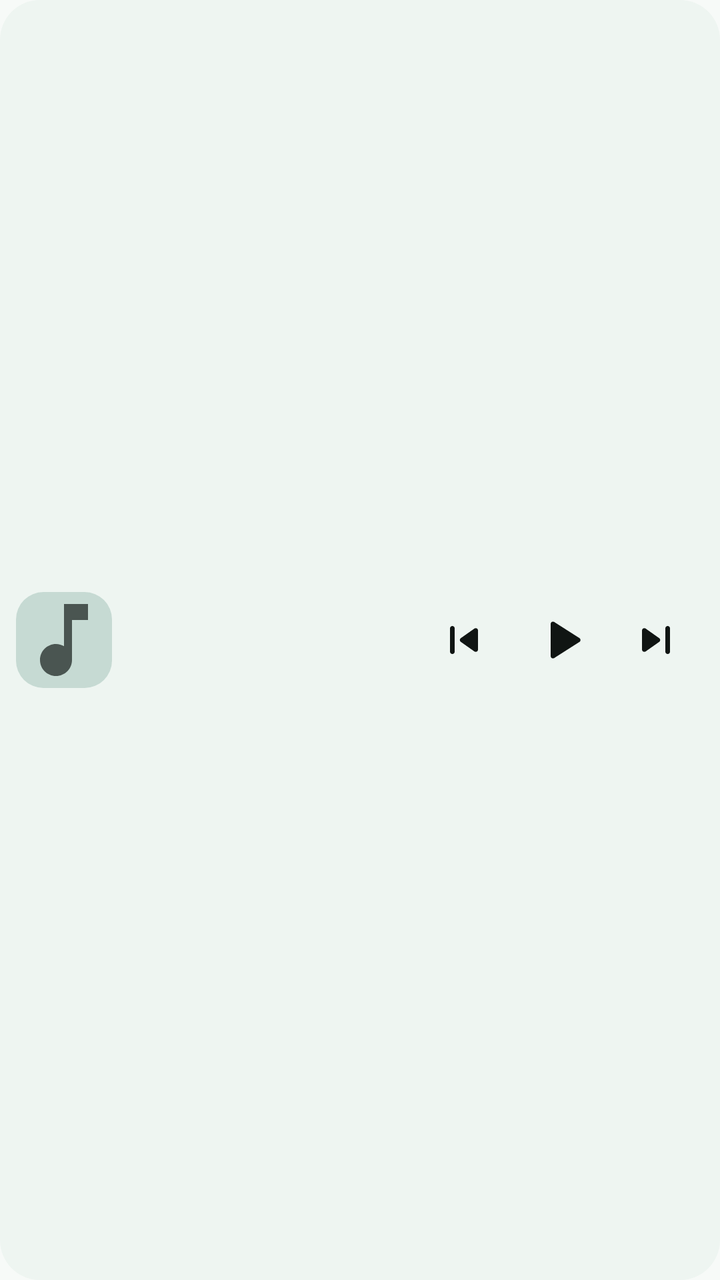
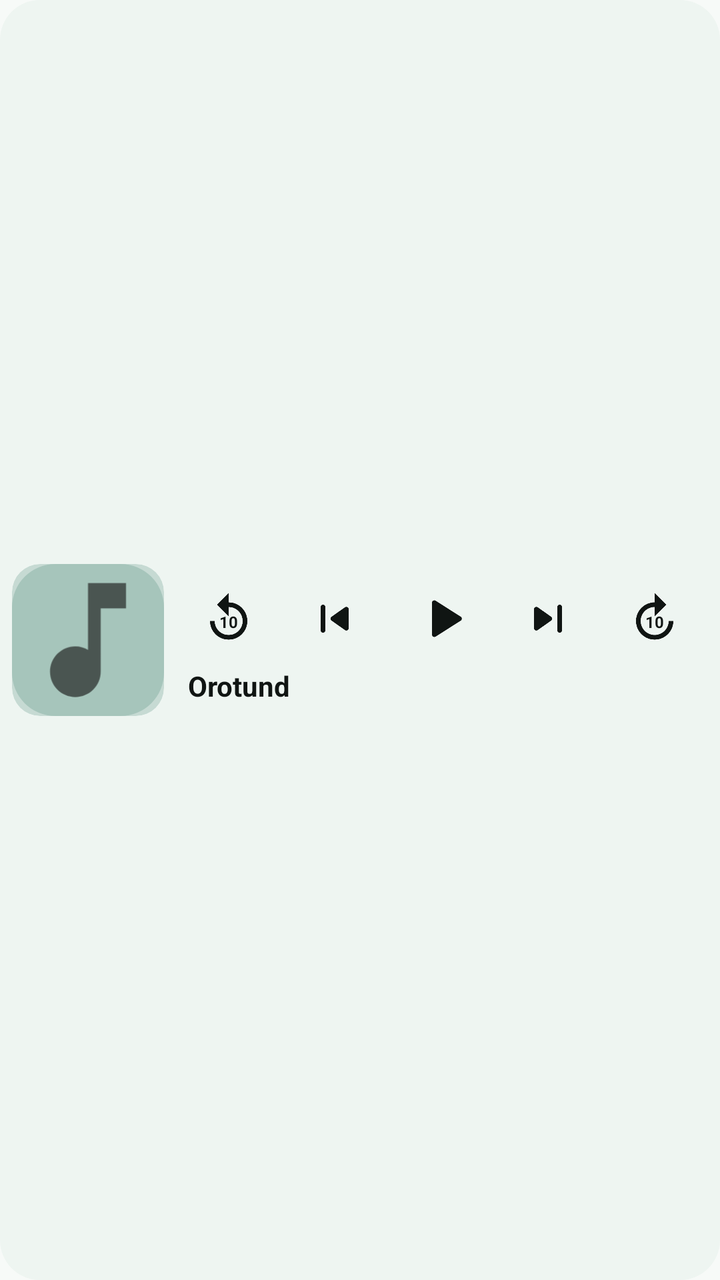

Screens rendered from an Android XML layout before and after an edit, with the pre-edit source and the edit as a unified diff.
<!-- AndroidManifest.xml: application theme Theme.SzabadZene -->
<!-- res/layout/widget_player.xml -->
<?xml version="1.0" encoding="utf-8"?>
<LinearLayout xmlns:android="http://schemas.android.com/apk/res/android"
    android:id="@+id/widget_root"
    android:layout_width="match_parent"
    android:layout_height="match_parent"
    android:background="@drawable/widget_background"
    android:gravity="center_vertical"
    android:orientation="horizontal"
    android:padding="8dp">

    <LinearLayout
        android:id="@+id/widget_body"
        android:layout_width="0dp"
        android:layout_height="match_parent"
        android:layout_weight="1"
        android:gravity="center_vertical"
        android:orientation="horizontal">

        <ImageView
            android:id="@+id/widget_art"
            android:layout_width="48dp"
            android:layout_height="48dp"
            android:importantForAccessibility="no"
            android:scaleType="centerCrop"
            android:src="@drawable/ic_widget_art_placeholder" />

        <LinearLayout
            android:layout_width="match_parent"
            android:layout_height="wrap_content"
            android:layout_marginStart="8dp"
            android:orientation="vertical">

            <TextView
                android:id="@+id/widget_title"
                android:layout_width="match_parent"
                android:layout_height="wrap_content"
                android:ellipsize="end"
                android:maxLines="1"
                android:textColor="@color/widget_text"
                android:textSize="15sp"
                android:textStyle="bold" />

            <TextView
                android:id="@+id/widget_artist"
                android:layout_width="match_parent"
                android:layout_height="wrap_content"
                android:ellipsize="end"
                android:maxLines="1"
                android:textColor="@color/widget_text_secondary"
                android:textSize="13sp" />
        </LinearLayout>
    </LinearLayout>

    <ImageButton
        android:id="@+id/widget_previous"
        android:layout_width="48dp"
        android:layout_height="48dp"
        android:background="@drawable/widget_button_background"
        android:contentDescription="@string/cd_previous"
        android:src="@drawable/ic_widget_previous" />

    <ImageButton
        android:id="@+id/widget_play_pause"
        android:layout_width="48dp"
        android:layout_height="48dp"
        android:background="@drawable/widget_button_background"
        android:contentDescription="@string/cd_play"
        android:src="@drawable/ic_widget_play" />

    <ImageButton
        android:id="@+id/widget_next"
        android:layout_width="48dp"
        android:layout_height="48dp"
        android:background="@drawable/widget_button_background"
        android:contentDescription="@string/cd_next"
        android:src="@drawable/ic_widget_next" />
</LinearLayout>
<!-- resources referenced by this layout -->
<resources>
  <color name="widget_text">#FF101513</color>
  <color name="widget_text_secondary">#FF4A5551</color>
  <!-- drawable ic_widget_next (drawable) -->
  <?xml version="1.0" encoding="utf-8"?>
  <vector xmlns:android="http://schemas.android.com/apk/res/android"
      android:width="28dp"
      android:height="28dp"
      android:viewportWidth="24"
      android:viewportHeight="24">
      <path
          android:fillColor="@color/widget_text"
          android:pathData="M7.58,16.89l5.77,-4.07c0.56,-0.4 0.56,-1.24 0,-1.63L7.58,7.11C6.91,6.65 6,7.12 6,7.93v8.14c0,0.81 0.91,1.28 1.58,0.82zM16,7v10c0,0.55 0.45,1 1,1s1,-0.45 1,-1V7c0,-0.55 -0.45,-1 -1,-1s-1,0.45 -1,1z" />
  </vector>
  <!-- drawable ic_widget_play (drawable) -->
  <?xml version="1.0" encoding="utf-8"?>
  <vector xmlns:android="http://schemas.android.com/apk/res/android"
      android:width="28dp"
      android:height="28dp"
      android:viewportWidth="24"
      android:viewportHeight="24">
      <path
          android:fillColor="@color/widget_text"
          android:pathData="M8,5.14v13.72c0,0.79 0.87,1.27 1.54,0.84l10.78,-6.86c0.62,-0.39 0.62,-1.29 0,-1.69L9.54,4.3C8.87,3.87 8,4.35 8,5.14z" />
  </vector>
  <!-- drawable widget_background (drawable) -->
  <?xml version="1.0" encoding="utf-8"?>
  <shape xmlns:android="http://schemas.android.com/apk/res/android" android:shape="rectangle">
      <solid android:color="@color/widget_background" />
      <corners android:radius="20dp" />
  </shape>
  <!-- drawable widget_button_background (drawable) -->
  <?xml version="1.0" encoding="utf-8"?>
  <ripple xmlns:android="http://schemas.android.com/apk/res/android" android:color="@color/widget_button">
      <item android:id="@android:id/mask">
          <shape android:shape="oval">
              <solid android:color="#FFFFFFFF" />
          </shape>
      </item>
  </ripple>
  <string name="cd_next">Next track</string>
  <string name="cd_play">Play</string>
  <string name="cd_previous">Previous track</string>
  <style name="Theme.SzabadZene" parent="Theme.AppCompat.DayNight.NoActionBar">
          <item name="android:windowBackground">@color/window_background</item>
          <item name="android:statusBarColor">@android:color/transparent</item>
          <item name="android:navigationBarColor">@android:color/transparent</item>
      </style>
  <color name="widget_button">#3326715A</color>
  <color name="widget_background">#F2EEF5F1</color>
  <color name="window_background">#FFF7FAF8</color>
  <!-- unchanged entries left out for length: 2 -->
</resources>

<!-- the commit's change to res/layout/widget_player.xml (unified diff, before → after) -->
@@ -1,34 +1,166 @@
 <?xml version="1.0" encoding="utf-8"?>
 <LinearLayout xmlns:android="http://schemas.android.com/apk/res/android"
+    xmlns:tools="http://schemas.android.com/tools"
     android:id="@+id/widget_root"
     android:layout_width="match_parent"
     android:layout_height="match_parent"
     android:background="@drawable/widget_background"
     android:gravity="center_vertical"
     android:orientation="horizontal"
-    android:padding="8dp">
+    android:padding="6dp">
+
+    <ImageView
+        android:id="@+id/widget_art"
+        android:layout_width="76dp"
+        android:layout_height="76dp"
+        android:layout_gravity="center_vertical"
+        android:background="@drawable/widget_art_background"
+        android:clipToOutline="true"
+        tools:ignore="UnusedAttribute"
+        android:importantForAccessibility="no"
+        android:scaleType="centerCrop"
+        android:src="@drawable/ic_widget_art_placeholder" />
 
     <LinearLayout
-        android:id="@+id/widget_body"
         android:layout_width="0dp"
-        android:layout_height="match_parent"
+        android:layout_height="wrap_content"
+        android:layout_marginStart="6dp"
         android:layout_weight="1"
-        android:gravity="center_vertical"
-        android:orientation="horizontal">
-
-        <ImageView
-            android:id="@+id/widget_art"
-            android:layout_width="48dp"
-            android:layout_height="48dp"
-            android:importantForAccessibility="no"
-            android:scaleType="centerCrop"
-            android:src="@drawable/ic_widget_art_placeholder" />
+        android:orientation="vertical">
 
         <LinearLayout
             android:layout_width="match_parent"
+            android:layout_height="44dp"
+            android:baselineAligned="false"
+            android:gravity="center_vertical"
+            android:orientation="horizontal">
+
+            <FrameLayout
+                android:layout_width="0dp"
+                android:layout_height="match_parent"
+                android:layout_weight="1">
+
+                
+                <FrameLayout
+                    android:id="@+id/widget_skip_back"
+                    tools:ignore="UselessParent"
+                    android:layout_width="40dp"
+                    android:layout_height="40dp"
+                    android:layout_gravity="center"
+                    android:background="@drawable/widget_button_background"
+                    android:focusable="true">
+
+                    <ImageView
+                        android:layout_width="28dp"
+                        android:layout_height="28dp"
+                        android:layout_gravity="center"
+                        android:importantForAccessibility="no"
+                        android:src="@drawable/ic_widget_replay" />
+
+                    <TextView
+                        android:id="@+id/widget_skip_back_label"
+                        android:layout_width="wrap_content"
+                        android:layout_height="wrap_content"
+                        android:layout_gravity="center"
+                        android:importantForAccessibility="no"
+                        android:paddingTop="3dp"
+                        android:text="@string/widget_skip_default"
+                        android:textColor="@color/widget_text"
+                        android:textSize="8sp"
+                        android:textStyle="bold"
+                        tools:ignore="SmallSp" />
+                </FrameLayout>
+            </FrameLayout>
+
+            <FrameLayout
+                android:layout_width="0dp"
+                android:layout_height="match_parent"
+                android:layout_weight="1">
+
+                <ImageButton
+                    android:id="@+id/widget_previous"
+                    android:layout_width="40dp"
+                    android:layout_height="40dp"
+                    android:layout_gravity="center"
+                    android:background="@drawable/widget_button_background"
+                    android:contentDescription="@string/cd_previous"
+                    android:src="@drawable/ic_widget_previous" />
+            </FrameLayout>
+
+            <FrameLayout
+                android:layout_width="0dp"
+                android:layout_height="match_parent"
+                android:layout_weight="1">
+
+                <ImageButton
+                    android:id="@+id/widget_play_pause"
+                    android:layout_width="44dp"
+                    android:layout_height="44dp"
+                    android:layout_gravity="center"
+                    android:background="@drawable/widget_button_background"
+                    android:contentDescription="@string/cd_play"
+                    android:src="@drawable/ic_widget_play" />
+            </FrameLayout>
+
+            <FrameLayout
+                android:layout_width="0dp"
+                android:layout_height="match_parent"
+                android:layout_weight="1">
+
+                <ImageButton
+                    android:id="@+id/widget_next"
+                    android:layout_width="40dp"
+                    android:layout_height="40dp"
+                    android:layout_gravity="center"
+                    android:background="@drawable/widget_button_background"
+                    android:contentDescription="@string/cd_next"
+                    android:src="@drawable/ic_widget_next" />
+            </FrameLayout>
+
+            <FrameLayout
+                android:layout_width="0dp"
+                android:layout_height="match_parent"
+                android:layout_weight="1">
+
+                <FrameLayout
+                    android:id="@+id/widget_skip_forward"
+                    tools:ignore="UselessParent"
+                    android:layout_width="40dp"
+                    android:layout_height="40dp"
+                    android:layout_gravity="center"
+                    android:background="@drawable/widget_button_background"
+                    android:focusable="true">
+
+                    <ImageView
+                        android:layout_width="28dp"
+                        android:layout_height="28dp"
+                        android:layout_gravity="center"
+                        android:importantForAccessibility="no"
+                        android:src="@drawable/ic_widget_forward" />
+
+                    <TextView
+                        android:id="@+id/widget_skip_forward_label"
+                        android:layout_width="wrap_content"
+                        android:layout_height="wrap_content"
+                        android:layout_gravity="center"
+                        android:importantForAccessibility="no"
+                        android:paddingTop="3dp"
+                        android:text="@string/widget_skip_default"
+                        android:textColor="@color/widget_text"
+                        android:textSize="8sp"
+                        android:textStyle="bold"
+                        tools:ignore="SmallSp" />
+                </FrameLayout>
+            </FrameLayout>
+        </LinearLayout>
+
+        <LinearLayout
+            android:id="@+id/widget_texts"
+            android:layout_width="match_parent"
             android:layout_height="wrap_content"
-            android:layout_marginStart="8dp"
-            android:orientation="vertical">
+            android:orientation="vertical"
+            android:paddingHorizontal="6dp"
+            android:paddingTop="2dp">
 
             <TextView
                 android:id="@+id/widget_title"
@@ -36,42 +168,20 @@
                 android:layout_height="wrap_content"
                 android:ellipsize="end"
                 android:maxLines="1"
+                android:text="@string/app_name"
                 android:textColor="@color/widget_text"
-                android:textSize="15sp"
+                android:textSize="14sp"
                 android:textStyle="bold" />
 
             <TextView
-                android:id="@+id/widget_artist"
+                android:id="@+id/widget_next_title"
                 android:layout_width="match_parent"
                 android:layout_height="wrap_content"
                 android:ellipsize="end"
                 android:maxLines="1"
                 android:textColor="@color/widget_text_secondary"
-                android:textSize="13sp" />
+                android:textSize="11sp"
+                android:visibility="gone" />
         </LinearLayout>
     </LinearLayout>
-
-    <ImageButton
-        android:id="@+id/widget_previous"
-        android:layout_width="48dp"
-        android:layout_height="48dp"
-        android:background="@drawable/widget_button_background"
-        android:contentDescription="@string/cd_previous"
-        android:src="@drawable/ic_widget_previous" />
-
-    <ImageButton
-        android:id="@+id/widget_play_pause"
-        android:layout_width="48dp"
-        android:layout_height="48dp"
-        android:background="@drawable/widget_button_background"
-        android:contentDescription="@string/cd_play"
-        android:src="@drawable/ic_widget_play" />
-
-    <ImageButton
-        android:id="@+id/widget_next"
-        android:layout_width="48dp"
-        android:layout_height="48dp"
-        android:background="@drawable/widget_button_background"
-        android:contentDescription="@string/cd_next"
-        android:src="@drawable/ic_widget_next" />
 </LinearLayout>
<!-- resource entries referenced after the edit -->
@@ -2,6 +2,21 @@
 <resources>
   <color name="widget_text">#FF101513</color>
   <color name="widget_text_secondary">#FF4A5551</color>
+  <!-- drawable ic_widget_forward (drawable) -->
+  <?xml version="1.0" encoding="utf-8"?>
+  <vector xmlns:android="http://schemas.android.com/apk/res/android"
+      android:width="30dp"
+      android:height="30dp"
+      android:viewportWidth="24"
+      android:viewportHeight="24">
+      <group
+          android:pivotX="12"
+          android:scaleX="-1">
+          <path
+              android:fillColor="@color/widget_text"
+              android:pathData="M12,5V1L7,6l5,5V7c3.31,0 6,2.69 6,6s-2.69,6 -6,6 -6,-2.69 -6,-6H4c0,4.42 3.58,8 8,8s8,-3.58 8,-8 -3.58,-8 -8,-8z" />
+      </group>
+  </vector>
   <!-- drawable ic_widget_next (drawable) -->
   <?xml version="1.0" encoding="utf-8"?>
   <vector xmlns:android="http://schemas.android.com/apk/res/android"
@@ -24,6 +39,23 @@
           android:fillColor="@color/widget_text"
           android:pathData="M8,5.14v13.72c0,0.79 0.87,1.27 1.54,0.84l10.78,-6.86c0.62,-0.39 0.62,-1.29 0,-1.69L9.54,4.3C8.87,3.87 8,4.35 8,5.14z" />
   </vector>
+  <!-- drawable ic_widget_replay (drawable) -->
+  <?xml version="1.0" encoding="utf-8"?>
+  <vector xmlns:android="http://schemas.android.com/apk/res/android"
+      android:width="30dp"
+      android:height="30dp"
+      android:viewportWidth="24"
+      android:viewportHeight="24">
+      <path
+          android:fillColor="@color/widget_text"
+          android:pathData="M12,5V1L7,6l5,5V7c3.31,0 6,2.69 6,6s-2.69,6 -6,6 -6,-2.69 -6,-6H4c0,4.42 3.58,8 8,8s8,-3.58 8,-8 -3.58,-8 -8,-8z" />
+  </vector>
+  <!-- drawable widget_art_background (drawable) -->
+  <?xml version="1.0" encoding="utf-8"?>
+  <shape xmlns:android="http://schemas.android.com/apk/res/android" android:shape="rectangle">
+      <solid android:color="@color/widget_button" />
+      <corners android:radius="14dp" />
+  </shape>
   <!-- drawable widget_background (drawable) -->
   <?xml version="1.0" encoding="utf-8"?>
   <shape xmlns:android="http://schemas.android.com/apk/res/android" android:shape="rectangle">
@@ -39,9 +71,11 @@
           </shape>
       </item>
   </ripple>
+  <string name="app_name">Orotund</string>
   <string name="cd_next">Next track</string>
   <string name="cd_play">Play</string>
   <string name="cd_previous">Previous track</string>
+  <string name="widget_skip_default" translatable="false">10</string>
   <style name="Theme.SzabadZene" parent="Theme.AppCompat.DayNight.NoActionBar">
           <item name="android:windowBackground">@color/window_background</item>
           <item name="android:statusBarColor">@android:color/transparent</item>
